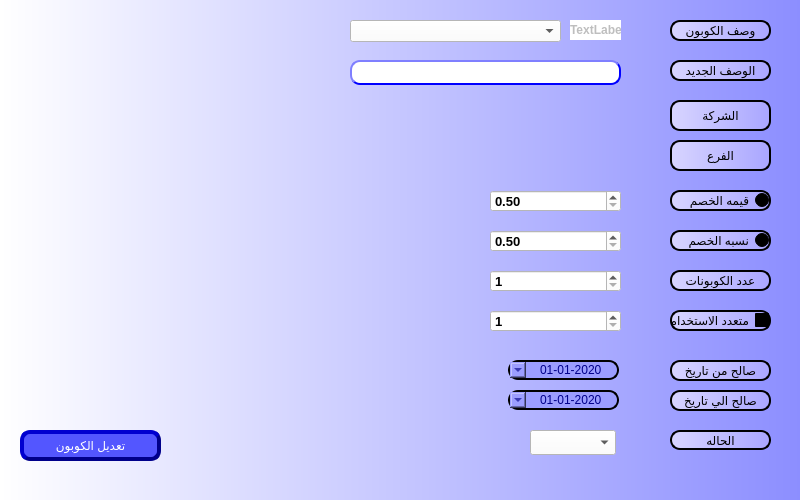
First picture: the form in presentation/coupon_ui/editCoupon.ui, repository shymaa123456/HyperPOS2020, before the edit.
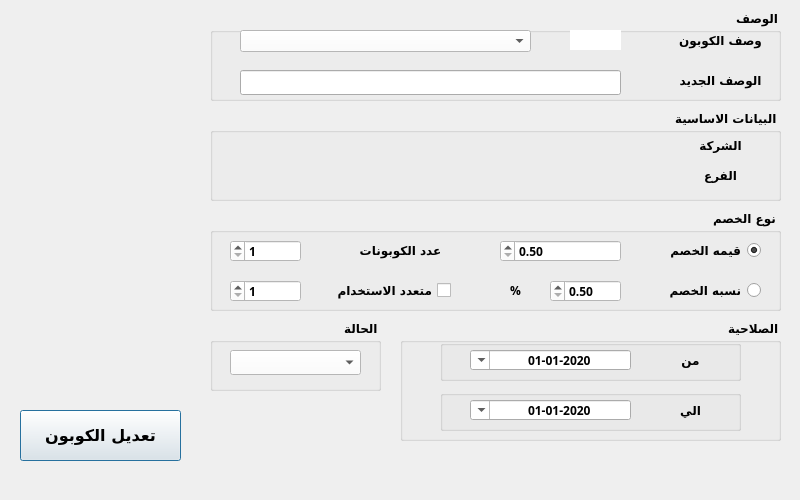
Second picture: the form after the edit.

Commit message: finalize Coupon Design Style 7/12 comments

Diff of the .ui file:
```diff
--- a/presentation/coupon_ui/editCoupon.ui
+++ b/presentation/coupon_ui/editCoupon.ui
@@ -29,27 +29,30 @@
    <string>تعديل الكوبون</string>
   </property>
   <property name="styleSheet">
-   <string notr="true">background-color: qlineargradient(spread:pad, x1:0, y1:0, x2:1, y2:0, stop:0 #ffffff, stop:1 #8c8eff);</string>
+   <string notr="true"/>
   </property>
   <widget class="QLabel" name="desc">
    <property name="geometry">
     <rect>
      <x>670</x>
-     <y>20</y>
+     <y>30</y>
      <width>101</width>
      <height>21</height>
     </rect>
    </property>
+   <property name="font">
+    <font>
+     <family>29LT Bukra Regular</family>
+     <pointsize>9</pointsize>
+     <weight>75</weight>
+     <bold>true</bold>
+    </font>
+   </property>
    <property name="layoutDirection">
     <enum>Qt::RightToLeft</enum>
    </property>
    <property name="styleSheet">
-    <string notr="true">color:Black;
-background-color: qlineargradient(spread:pad, x1:0, y1:0, x2:1, y2:0, stop:0 #d8d5ff, stop:1 #a9a6ff);
-border-style: outset;
-border-width: 2px;
-border-radius: 10px;
-border-color:black;</string>
+    <string notr="true"/>
    </property>
    <property name="text">
     <string>وصف الكوبون</string>
@@ -61,25 +64,28 @@
   <widget class="QLabel" name="label_2">
    <property name="geometry">
     <rect>
-     <x>670</x>
-     <y>430</y>
+     <x>240</x>
+     <y>350</y>
      <width>101</width>
      <height>20</height>
     </rect>
    </property>
+   <property name="font">
+    <font>
+     <family>29LT Bukra Regular</family>
+     <pointsize>9</pointsize>
+     <weight>75</weight>
+     <bold>true</bold>
+    </font>
+   </property>
    <property name="layoutDirection">
     <enum>Qt::RightToLeft</enum>
    </property>
    <property name="styleSheet">
-    <string notr="true">color:Black;
-background-color: qlineargradient(spread:pad, x1:0, y1:0, x2:1, y2:0, stop:0 #d8d5ff, stop:1 #a9a6ff);
-border-style: outset;
-border-width: 2px;
-border-radius: 10px;
-border-color:black;</string>
+    <string notr="true"/>
    </property>
    <property name="text">
-    <string>الحاله</string>
+    <string/>
    </property>
    <property name="alignment">
     <set>Qt::AlignCenter</set>
@@ -88,12 +94,20 @@
   <widget class="QComboBox" name="CMB_CouponStatus">
    <property name="geometry">
     <rect>
-     <x>530</x>
-     <y>430</y>
-     <width>86</width>
+     <x>230</x>
+     <y>350</y>
+     <width>131</width>
      <height>25</height>
     </rect>
    </property>
+   <property name="font">
+    <font>
+     <family>Arial</family>
+     <pointsize>9</pointsize>
+     <weight>75</weight>
+     <bold>true</bold>
+    </font>
+   </property>
    <property name="styleSheet">
     <string notr="true">background-color: rgb(255, 255, 255);</string>
    </property>
@@ -102,37 +116,24 @@
    <property name="geometry">
     <rect>
      <x>20</x>
-     <y>430</y>
-     <width>141</width>
-     <height>31</height>
+     <y>410</y>
+     <width>161</width>
+     <height>51</height>
     </rect>
    </property>
+   <property name="font">
+    <font>
+     <family>29LT Bukra Regular</family>
+     <pointsize>12</pointsize>
+     <weight>75</weight>
+     <bold>true</bold>
+    </font>
+   </property>
    <property name="layoutDirection">
     <enum>Qt::RightToLeft</enum>
    </property>
    <property name="styleSheet">
-    <string notr="true">QPushButton{
-                                        background-color: #5356ff;
-                                        border-style: outset;
-                                        border-width: 4px;
-                                        border-radius: 10px;
-                                        border-color: darkblue;
-                    color:white;
-	font: 75 14pt &quot;MS Shell Dlg 2&quot;;
-	                                    }
-                                        QPushButton:hover {
-                                        background: qradialgradient(
-                                        cx: 0.3, cy: -0.4, fx: 0.3, fy: -0.4,
-                                        radius: 1.35, stop: 0 #3a0dab, stop: 1 #a5a5ff
-                                        );
-                                        }
-                                        QPushButton:pressed {
-                                        border-style: inset;
-                                        background: qradialgradient(
-                                        cx: 0.4, cy: -0.1, fx: 0.4, fy: -0.1,
-                                        radius: 1.35, stop: 0 #a5a5ff, stop: 1 #3a0dab
-                                        );
-                                        }</string>
+    <string notr="true"/>
    </property>
    <property name="text">
     <string>تعديل الكوبون</string>
@@ -141,12 +142,20 @@
   <widget class="QRadioButton" name="radioButton_Value">
    <property name="geometry">
     <rect>
-     <x>670</x>
-     <y>190</y>
+     <x>660</x>
+     <y>240</y>
      <width>101</width>
      <height>21</height>
     </rect>
    </property>
+   <property name="font">
+    <font>
+     <family>29LT Bukra Regular</family>
+     <pointsize>9</pointsize>
+     <weight>75</weight>
+     <bold>true</bold>
+    </font>
+   </property>
    <property name="layoutDirection">
     <enum>Qt::RightToLeft</enum>
    </property>
@@ -154,12 +163,7 @@
     <bool>false</bool>
    </property>
    <property name="styleSheet">
-    <string notr="true">color:Black;
-background-color: qlineargradient(spread:pad, x1:0, y1:0, x2:1, y2:0, stop:0 #d8d5ff, stop:1 #a9a6ff);
-border-style: outset;
-border-width: 2px;
-border-radius: 10px;
-border-color:black;</string>
+    <string notr="true"/>
    </property>
    <property name="text">
     <string>قيمه الخصم</string>
@@ -171,22 +175,25 @@
   <widget class="QRadioButton" name="radioButton_Percentage">
    <property name="geometry">
     <rect>
-     <x>670</x>
-     <y>230</y>
+     <x>660</x>
+     <y>280</y>
      <width>101</width>
      <height>21</height>
     </rect>
    </property>
+   <property name="font">
+    <font>
+     <family>29LT Bukra Regular</family>
+     <pointsize>9</pointsize>
+     <weight>75</weight>
+     <bold>true</bold>
+    </font>
+   </property>
    <property name="layoutDirection">
     <enum>Qt::RightToLeft</enum>
    </property>
    <property name="styleSheet">
-    <string notr="true">color:Black;
-background-color: qlineargradient(spread:pad, x1:0, y1:0, x2:1, y2:0, stop:0 #d8d5ff, stop:1 #a9a6ff);
-border-style: outset;
-border-width: 2px;
-border-radius: 10px;
-border-color:black;</string>
+    <string notr="true"/>
    </property>
    <property name="text">
     <string>نسبه الخصم</string>
@@ -195,22 +202,25 @@
   <widget class="QCheckBox" name="checkBox_Multi">
    <property name="geometry">
     <rect>
-     <x>670</x>
-     <y>310</y>
-     <width>101</width>
+     <x>310</x>
+     <y>280</y>
+     <width>141</width>
      <height>21</height>
     </rect>
    </property>
+   <property name="font">
+    <font>
+     <family>29LT Bukra Regular</family>
+     <pointsize>9</pointsize>
+     <weight>75</weight>
+     <bold>true</bold>
+    </font>
+   </property>
    <property name="layoutDirection">
     <enum>Qt::RightToLeft</enum>
    </property>
    <property name="styleSheet">
-    <string notr="true">color:Black;
-background-color: qlineargradient(spread:pad, x1:0, y1:0, x2:1, y2:0, stop:0 #d8d5ff, stop:1 #a9a6ff);
-border-style: outset;
-border-width: 2px;
-border-radius: 10px;
-border-color:black;</string>
+    <string notr="true"/>
    </property>
    <property name="text">
     <string>متعدد الاستخدام</string>
@@ -219,22 +229,25 @@
   <widget class="QLabel" name="desc_2">
    <property name="geometry">
     <rect>
-     <x>670</x>
-     <y>270</y>
+     <x>350</x>
+     <y>240</y>
      <width>101</width>
      <height>21</height>
     </rect>
    </property>
+   <property name="font">
+    <font>
+     <family>29LT Bukra Regular</family>
+     <pointsize>9</pointsize>
+     <weight>75</weight>
+     <bold>true</bold>
+    </font>
+   </property>
    <property name="layoutDirection">
     <enum>Qt::RightToLeft</enum>
    </property>
    <property name="styleSheet">
-    <string notr="true">color:Black;
-background-color: qlineargradient(spread:pad, x1:0, y1:0, x2:1, y2:0, stop:0 #d8d5ff, stop:1 #a9a6ff);
-border-style: outset;
-border-width: 2px;
-border-radius: 10px;
-border-color:black;</string>
+    <string notr="true"/>
    </property>
    <property name="text">
     <string>عدد الكوبونات</string>
@@ -246,22 +259,25 @@
   <widget class="QLabel" name="desc_3">
    <property name="geometry">
     <rect>
-     <x>670</x>
-     <y>360</y>
+     <x>640</x>
+     <y>350</y>
      <width>101</width>
      <height>21</height>
     </rect>
    </property>
+   <property name="font">
+    <font>
+     <family>29LT Bukra Regular</family>
+     <pointsize>9</pointsize>
+     <weight>75</weight>
+     <bold>true</bold>
+    </font>
+   </property>
    <property name="styleSheet">
-    <string notr="true">color:Black;
-background-color: qlineargradient(spread:pad, x1:0, y1:0, x2:1, y2:0, stop:0 #d8d5ff, stop:1 #a9a6ff);
-border-style: outset;
-border-width: 2px;
-border-radius: 10px;
-border-color:black;</string>
+    <string notr="true"/>
    </property>
    <property name="text">
-    <string>صالح من تاريخ</string>
+    <string>من</string>
    </property>
    <property name="alignment">
     <set>Qt::AlignCenter</set>
@@ -270,25 +286,28 @@
   <widget class="QLabel" name="desc_4">
    <property name="geometry">
     <rect>
-     <x>670</x>
-     <y>390</y>
+     <x>640</x>
+     <y>400</y>
      <width>101</width>
      <height>21</height>
     </rect>
    </property>
+   <property name="font">
+    <font>
+     <family>29LT Bukra Regular</family>
+     <pointsize>9</pointsize>
+     <weight>75</weight>
+     <bold>true</bold>
+    </font>
+   </property>
    <property name="layoutDirection">
     <enum>Qt::RightToLeft</enum>
    </property>
    <property name="styleSheet">
-    <string notr="true">color:Black;
-background-color: qlineargradient(spread:pad, x1:0, y1:0, x2:1, y2:0, stop:0 #d8d5ff, stop:1 #a9a6ff);
-border-style: outset;
-border-width: 2px;
-border-radius: 10px;
-border-color:black;</string>
+    <string notr="true"/>
    </property>
    <property name="text">
-    <string>صالح الي تاريخ</string>
+    <string>الي</string>
    </property>
    <property name="alignment">
     <set>Qt::AlignCenter</set>
@@ -297,23 +316,25 @@
   <widget class="QDateTimeEdit" name="Qdate_to">
    <property name="geometry">
     <rect>
-     <x>508</x>
-     <y>390</y>
-     <width>111</width>
+     <x>470</x>
+     <y>400</y>
+     <width>161</width>
      <height>20</height>
     </rect>
    </property>
+   <property name="font">
+    <font>
+     <family>29LT Bukra Regular</family>
+     <pointsize>9</pointsize>
+     <weight>75</weight>
+     <bold>true</bold>
+    </font>
+   </property>
    <property name="layoutDirection">
     <enum>Qt::RightToLeft</enum>
    </property>
    <property name="styleSheet">
-    <string notr="true">color:darkblue;
-background-color: qlineargradient(spread:pad, x1:0, y1:0, x2:1, y2:0, stop:0 #d8d5ff, stop:1 #a9a6ff);
-border-style: outset;
-border-width: 2px;
-border-radius: 10px;
-border-color:black;
-background-color: #9c9eff;</string>
+    <string notr="true"/>
    </property>
    <property name="alignment">
     <set>Qt::AlignCenter</set>
@@ -338,23 +359,25 @@
   <widget class="QDateTimeEdit" name="Qdate_from">
    <property name="geometry">
     <rect>
-     <x>508</x>
-     <y>360</y>
-     <width>111</width>
+     <x>470</x>
+     <y>350</y>
+     <width>161</width>
      <height>20</height>
     </rect>
    </property>
+   <property name="font">
+    <font>
+     <family>29LT Bukra Regular</family>
+     <pointsize>9</pointsize>
+     <weight>75</weight>
+     <bold>true</bold>
+    </font>
+   </property>
    <property name="layoutDirection">
     <enum>Qt::RightToLeft</enum>
    </property>
    <property name="styleSheet">
-    <string notr="true">color:darkblue;
-background-color: qlineargradient(spread:pad, x1:0, y1:0, x2:1, y2:0, stop:0 #d8d5ff, stop:1 #a9a6ff);
-border-style: outset;
-border-width: 2px;
-border-radius: 10px;
-border-color:black;
-background-color: #9c9eff;</string>
+    <string notr="true"/>
    </property>
    <property name="alignment">
     <set>Qt::AlignCenter</set>
@@ -379,12 +402,20 @@
   <widget class="QComboBox" name="CMB_CouponDes">
    <property name="geometry">
     <rect>
-     <x>350</x>
-     <y>20</y>
-     <width>211</width>
+     <x>240</x>
+     <y>30</y>
+     <width>291</width>
      <height>22</height>
     </rect>
    </property>
+   <property name="font">
+    <font>
+     <family>Arial</family>
+     <pointsize>9</pointsize>
+     <weight>75</weight>
+     <bold>true</bold>
+    </font>
+   </property>
    <property name="styleSheet">
     <string notr="true">background-color: rgb(255, 255, 255);</string>
    </property>
@@ -398,35 +429,22 @@
    </property>
    <property name="geometry">
     <rect>
-     <x>350</x>
-     <y>60</y>
-     <width>271</width>
+     <x>240</x>
+     <y>70</y>
+     <width>381</width>
      <height>25</height>
     </rect>
    </property>
+   <property name="font">
+    <font>
+     <family>Arial</family>
+     <pointsize>9</pointsize>
+     <weight>75</weight>
+     <bold>true</bold>
+    </font>
+   </property>
    <property name="styleSheet">
-    <string notr="true">QLineEdit{
-                                        background-color: white;
-                                        border-style: outset;
-                                        border-width: 2px;
-                                        border-radius: 10px;
-                                        border-color: blue;
-                                        min-width: 6em;
-                                        }
-                                        QLineEdit:hover {
-                                        background: qradialgradient(
-                                        cx: 0.3, cy: -0.4, fx: 0.3, fy: -0.4,
-                                        radius: 1.35, stop: 0 #fff, stop: 1 #bbb
-                                        );
-                                        }
-                                       QLineEdit:pressed {
-                                        border-style: inset;
-                                        background: qradialgradient(
-                                        cx: 0.4, cy: -0.1, fx: 0.4, fy: -0.1,
-                                        radius: 1.35, stop: 0 #fff, stop: 1 #ddd
-                                        );
-                                        }
-                                    </string>
+    <string notr="true"/>
    </property>
    <property name="text">
     <string/>
@@ -436,18 +454,21 @@
    <property name="geometry">
     <rect>
      <x>670</x>
-     <y>60</y>
+     <y>70</y>
      <width>101</width>
      <height>21</height>
     </rect>
    </property>
+   <property name="font">
+    <font>
+     <family>29LT Bukra Regular</family>
+     <pointsize>9</pointsize>
+     <weight>75</weight>
+     <bold>true</bold>
+    </font>
+   </property>
    <property name="styleSheet">
-    <string notr="true">color:Black;
-background-color: qlineargradient(spread:pad, x1:0, y1:0, x2:1, y2:0, stop:0 #d8d5ff, stop:1 #a9a6ff);
-border-style: outset;
-border-width: 2px;
-border-radius: 10px;
-border-color:black;</string>
+    <string notr="true"/>
    </property>
    <property name="text">
     <string>الوصف الجديد</string>
@@ -459,19 +480,23 @@
   <widget class="QDoubleSpinBox" name="LE_desc_3">
    <property name="geometry">
     <rect>
-     <x>490</x>
-     <y>230</y>
-     <width>131</width>
+     <x>550</x>
+     <y>280</y>
+     <width>71</width>
      <height>22</height>
     </rect>
    </property>
    <property name="font">
     <font>
-     <pointsize>10</pointsize>
+     <family>29LT Bukra Regular</family>
+     <pointsize>9</pointsize>
      <weight>75</weight>
      <bold>true</bold>
     </font>
    </property>
+   <property name="layoutDirection">
+    <enum>Qt::RightToLeft</enum>
+   </property>
    <property name="styleSheet">
     <string notr="true">background-color: rgb(255, 255, 255);</string>
    </property>
@@ -482,25 +507,32 @@
   <widget class="QDoubleSpinBox" name="LE_desc_2">
    <property name="geometry">
     <rect>
-     <x>490</x>
-     <y>190</y>
-     <width>131</width>
+     <x>500</x>
+     <y>240</y>
+     <width>121</width>
      <height>22</height>
     </rect>
    </property>
    <property name="font">
     <font>
-     <pointsize>10</pointsize>
+     <family>29LT Bukra Regular</family>
+     <pointsize>9</pointsize>
      <weight>75</weight>
      <bold>true</bold>
     </font>
    </property>
+   <property name="layoutDirection">
+    <enum>Qt::RightToLeft</enum>
+   </property>
    <property name="styleSheet">
     <string notr="true">background-color: rgb(255, 255, 255);</string>
    </property>
    <property name="minimum">
     <double>0.500000000000000</double>
    </property>
+   <property name="maximum">
+    <double>99999.000000000000000</double>
+   </property>
   </widget>
   <widget class="QLabel" name="labe_id">
    <property name="enabled">
@@ -509,13 +541,15 @@
    <property name="geometry">
     <rect>
      <x>570</x>
-     <y>20</y>
+     <y>30</y>
      <width>51</width>
      <height>20</height>
     </rect>
    </property>
    <property name="font">
     <font>
+     <family>29LT Bukra Regular</family>
+     <pointsize>9</pointsize>
      <weight>75</weight>
      <bold>true</bold>
     </font>
@@ -524,25 +558,29 @@
     <string notr="true">background-color: rgb(255, 255, 255);</string>
    </property>
    <property name="text">
-    <string>TextLabel</string>
+    <string/>
    </property>
   </widget>
   <widget class="QSpinBox" name="LE_desc_4">
    <property name="geometry">
     <rect>
-     <x>490</x>
-     <y>270</y>
-     <width>131</width>
+     <x>230</x>
+     <y>240</y>
+     <width>71</width>
      <height>22</height>
     </rect>
    </property>
    <property name="font">
     <font>
-     <pointsize>10</pointsize>
+     <family>29LT Bukra Regular</family>
+     <pointsize>9</pointsize>
      <weight>75</weight>
      <bold>true</bold>
     </font>
    </property>
+   <property name="layoutDirection">
+    <enum>Qt::RightToLeft</enum>
+   </property>
    <property name="styleSheet">
     <string notr="true">background-color: rgb(255, 255, 255);</string>
    </property>
@@ -553,19 +591,23 @@
   <widget class="QSpinBox" name="LE_desc_5">
    <property name="geometry">
     <rect>
-     <x>490</x>
-     <y>310</y>
-     <width>131</width>
+     <x>230</x>
+     <y>280</y>
+     <width>71</width>
      <height>22</height>
     </rect>
    </property>
    <property name="font">
     <font>
-     <pointsize>10</pointsize>
+     <family>29LT Bukra Regular</family>
+     <pointsize>9</pointsize>
      <weight>75</weight>
      <bold>true</bold>
     </font>
    </property>
+   <property name="layoutDirection">
+    <enum>Qt::RightToLeft</enum>
+   </property>
    <property name="styleSheet">
     <string notr="true">background-color: rgb(255, 255, 255);</string>
    </property>
@@ -577,21 +619,24 @@
    <property name="geometry">
     <rect>
      <x>670</x>
-     <y>100</y>
+     <y>130</y>
      <width>101</width>
      <height>31</height>
     </rect>
    </property>
+   <property name="font">
+    <font>
+     <family>29LT Bukra Regular</family>
+     <pointsize>9</pointsize>
+     <weight>75</weight>
+     <bold>true</bold>
+    </font>
+   </property>
    <property name="layoutDirection">
     <enum>Qt::RightToLeft</enum>
    </property>
    <property name="styleSheet">
-    <string notr="true">color:Black;
-background-color: qlineargradient(spread:pad, x1:0, y1:0, x2:1, y2:0, stop:0 #d8d5ff, stop:1 #a9a6ff);
-border-style: outset;
-border-width: 2px;
-border-radius: 10px;
-border-color:black;</string>
+    <string notr="true"/>
    </property>
    <property name="text">
     <string>الشركة</string>
@@ -604,21 +649,24 @@
    <property name="geometry">
     <rect>
      <x>670</x>
-     <y>140</y>
+     <y>160</y>
      <width>101</width>
      <height>31</height>
     </rect>
    </property>
+   <property name="font">
+    <font>
+     <family>29LT Bukra Regular</family>
+     <pointsize>9</pointsize>
+     <weight>75</weight>
+     <bold>true</bold>
+    </font>
+   </property>
    <property name="layoutDirection">
     <enum>Qt::RightToLeft</enum>
    </property>
    <property name="styleSheet">
-    <string notr="true">color:Black;
-background-color: qlineargradient(spread:pad, x1:0, y1:0, x2:1, y2:0, stop:0 #d8d5ff, stop:1 #a9a6ff);
-border-style: outset;
-border-width: 2px;
-border-radius: 10px;
-border-color:black;</string>
+    <string notr="true"/>
    </property>
    <property name="text">
     <string>الفرع</string>
@@ -627,6 +675,228 @@
     <set>Qt::AlignCenter</set>
    </property>
   </widget>
+  <widget class="QGroupBox" name="groupBox">
+   <property name="geometry">
+    <rect>
+     <x>210</x>
+     <y>10</y>
+     <width>571</width>
+     <height>91</height>
+    </rect>
+   </property>
+   <property name="font">
+    <font>
+     <family>29LT Bukra Regular</family>
+     <pointsize>9</pointsize>
+     <weight>75</weight>
+     <bold>true</bold>
+    </font>
+   </property>
+   <property name="layoutDirection">
+    <enum>Qt::RightToLeft</enum>
+   </property>
+   <property name="title">
+    <string>الوصف</string>
+   </property>
+  </widget>
+  <widget class="QGroupBox" name="groupBox_2">
+   <property name="geometry">
+    <rect>
+     <x>210</x>
+     <y>110</y>
+     <width>571</width>
+     <height>91</height>
+    </rect>
+   </property>
+   <property name="font">
+    <font>
+     <family>29LT Bukra Regular</family>
+     <pointsize>9</pointsize>
+     <weight>75</weight>
+     <bold>true</bold>
+    </font>
+   </property>
+   <property name="layoutDirection">
+    <enum>Qt::RightToLeft</enum>
+   </property>
+   <property name="title">
+    <string>البيانات الاساسية</string>
+   </property>
+  </widget>
+  <widget class="QGroupBox" name="groupBox_3">
+   <property name="geometry">
+    <rect>
+     <x>210</x>
+     <y>210</y>
+     <width>571</width>
+     <height>101</height>
+    </rect>
+   </property>
+   <property name="font">
+    <font>
+     <family>29LT Bukra Regular</family>
+     <pointsize>9</pointsize>
+     <weight>75</weight>
+     <bold>true</bold>
+    </font>
+   </property>
+   <property name="layoutDirection">
+    <enum>Qt::RightToLeft</enum>
+   </property>
+   <property name="title">
+    <string>نوع الخصم</string>
+   </property>
+  </widget>
+  <widget class="QGroupBox" name="groupBox_4">
+   <property name="geometry">
+    <rect>
+     <x>400</x>
+     <y>320</y>
+     <width>381</width>
+     <height>121</height>
+    </rect>
+   </property>
+   <property name="font">
+    <font>
+     <family>29LT Bukra Regular</family>
+     <pointsize>9</pointsize>
+     <weight>75</weight>
+     <bold>true</bold>
+    </font>
+   </property>
+   <property name="layoutDirection">
+    <enum>Qt::RightToLeft</enum>
+   </property>
+   <property name="title">
+    <string>الصلاحية</string>
+   </property>
+  </widget>
+  <widget class="QGroupBox" name="groupBox_5">
+   <property name="geometry">
+    <rect>
+     <x>440</x>
+     <y>340</y>
+     <width>301</width>
+     <height>41</height>
+    </rect>
+   </property>
+   <property name="font">
+    <font>
+     <family>29LT Bukra Regular</family>
+     <pointsize>9</pointsize>
+     <weight>75</weight>
+     <bold>true</bold>
+    </font>
+   </property>
+   <property name="layoutDirection">
+    <enum>Qt::RightToLeft</enum>
+   </property>
+   <property name="title">
+    <string/>
+   </property>
+  </widget>
+  <widget class="QGroupBox" name="groupBox_6">
+   <property name="geometry">
+    <rect>
+     <x>440</x>
+     <y>390</y>
+     <width>301</width>
+     <height>41</height>
+    </rect>
+   </property>
+   <property name="font">
+    <font>
+     <family>29LT Bukra Regular</family>
+     <pointsize>9</pointsize>
+     <weight>75</weight>
+     <bold>true</bold>
+    </font>
+   </property>
+   <property name="layoutDirection">
+    <enum>Qt::RightToLeft</enum>
+   </property>
+   <property name="title">
+    <string/>
+   </property>
+  </widget>
+  <widget class="QGroupBox" name="groupBox_7">
+   <property name="geometry">
+    <rect>
+     <x>210</x>
+     <y>320</y>
+     <width>171</width>
+     <height>71</height>
+    </rect>
+   </property>
+   <property name="font">
+    <font>
+     <family>29LT Bukra Regular</family>
+     <pointsize>9</pointsize>
+     <weight>75</weight>
+     <bold>true</bold>
+    </font>
+   </property>
+   <property name="layoutDirection">
+    <enum>Qt::RightToLeft</enum>
+   </property>
+   <property name="title">
+    <string>الحالة</string>
+   </property>
+  </widget>
+  <widget class="QLabel" name="label">
+   <property name="geometry">
+    <rect>
+     <x>500</x>
+     <y>280</y>
+     <width>31</width>
+     <height>21</height>
+    </rect>
+   </property>
+   <property name="font">
+    <font>
+     <family>29LT Bukra Regular</family>
+     <pointsize>9</pointsize>
+     <weight>75</weight>
+     <bold>true</bold>
+    </font>
+   </property>
+   <property name="text">
+    <string>%</string>
+   </property>
+   <property name="alignment">
+    <set>Qt::AlignCenter</set>
+   </property>
+  </widget>
+  <zorder>groupBox_7</zorder>
+  <zorder>groupBox_6</zorder>
+  <zorder>groupBox_5</zorder>
+  <zorder>groupBox_4</zorder>
+  <zorder>groupBox_3</zorder>
+  <zorder>groupBox</zorder>
+  <zorder>groupBox_2</zorder>
+  <zorder>desc</zorder>
+  <zorder>label_2</zorder>
+  <zorder>CMB_CouponStatus</zorder>
+  <zorder>BTN_editCoupon</zorder>
+  <zorder>radioButton_Value</zorder>
+  <zorder>radioButton_Percentage</zorder>
+  <zorder>checkBox_Multi</zorder>
+  <zorder>desc_2</zorder>
+  <zorder>desc_3</zorder>
+  <zorder>desc_4</zorder>
+  <zorder>Qdate_to</zorder>
+  <zorder>Qdate_from</zorder>
+  <zorder>CMB_CouponDes</zorder>
+  <zorder>LE_desc_1</zorder>
+  <zorder>desc_5</zorder>
+  <zorder>LE_desc_3</zorder>
+  <zorder>LE_desc_2</zorder>
+  <zorder>labe_id</zorder>
+  <zorder>LE_desc_4</zorder>
+  <zorder>LE_desc_5</zorder>
+  <zorder>desc_6</zorder>
+  <zorder>desc_7</zorder>
+  <zorder>label</zorder>
  </widget>
  <resources/>
  <connections/>
```
Left out of the diff: 3 changed lines with no effect on the pictures. The commit also changes 5 other files.
